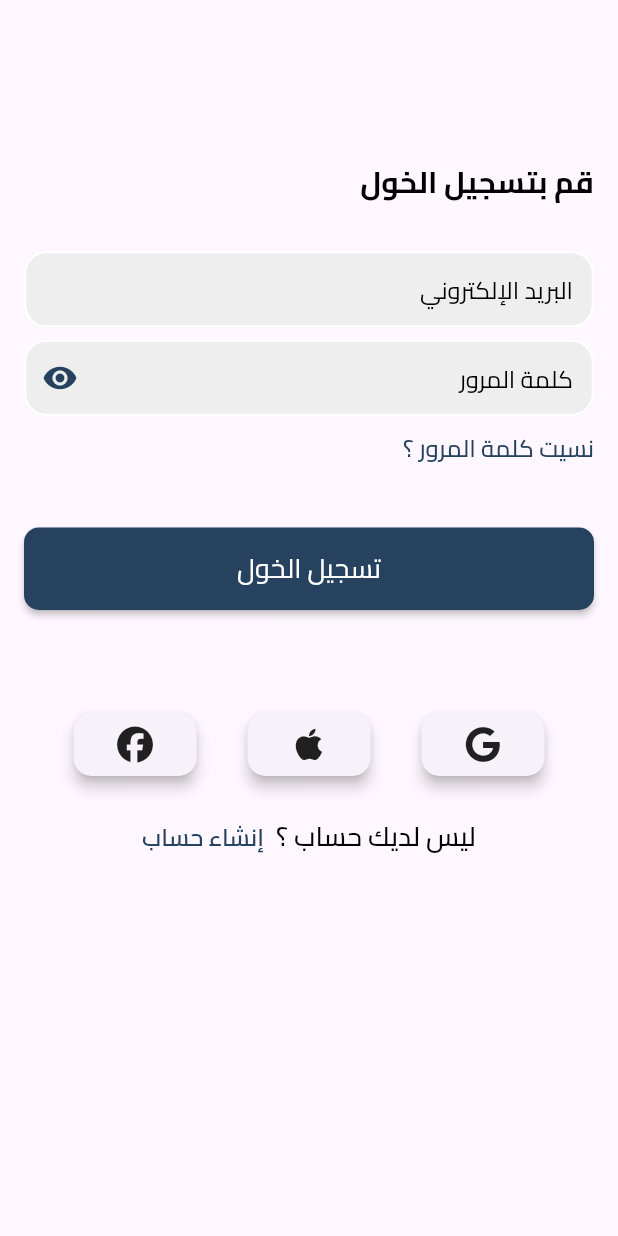
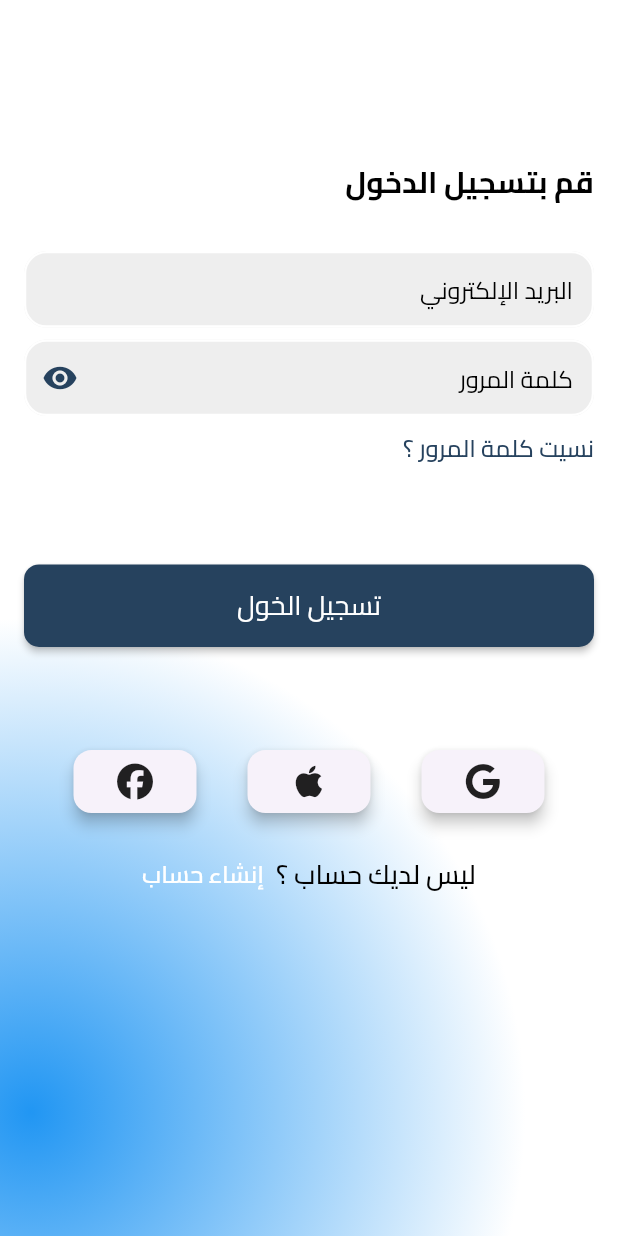
Before and after one commit to Waheed-Ashraf/Flutter-Registration-OnBoarding-UI, a Flutter app: the screen it shows after launch, after a tap on "تسجيل خول", on a phone screen of 412 x 824 dp. Run offline on Flutter 3.47's test engine with Material 3 defaults, Android fonts, the phone set to English and light mode, and no system bars; our stand-ins replace font_awesome_flutter, lottie, smooth_page_indicator.

Commit message:
adding grediant background .. done test

```diff
--- a/lib/Views/AuthFeature/login_view/login_view.dart
+++ b/lib/Views/AuthFeature/login_view/login_view.dart
@@ -7,8 +7,16 @@ class LoginView extends StatelessWidget {
 
   @override
   Widget build(BuildContext context) {
-    return const Scaffold(
-      body: LoginViewBody(),
+    return Container(
+      decoration: const BoxDecoration(
+          gradient: RadialGradient(
+              center: Alignment(-.9, .8),
+              radius: .8,
+              colors: [Colors.blue, Colors.white])),
+      child: const Scaffold(
+        backgroundColor: Colors.transparent,
+        body: LoginViewBody(),
+      ),
     );
   }
 }
--- a/lib/Views/AuthFeature/login_view/widgets/create_account_widget.dart
+++ b/lib/Views/AuthFeature/login_view/widgets/create_account_widget.dart
@@ -19,7 +19,7 @@ class CreateAccountWidget extends StatelessWidget {
             }));
           },
           child: Text('إنشاء حساب',
-              style: AppStyles.styleSemiBold16.copyWith(color: primaryColor)),
+              style: AppStyles.styleSemiBold16.copyWith(color: Colors.white)),
         ),
         const SizedBox(
           width: 8,
--- a/lib/Views/AuthFeature/login_view/widgets/login_view_body.dart
+++ b/lib/Views/AuthFeature/login_view/widgets/login_view_body.dart
@@ -23,7 +23,7 @@ class LoginViewBody extends StatelessWidget {
             Align(
               alignment: Alignment.centerRight,
               child: Text(
-                'قم بتسجيل الخول',
+                'قم بتسجيل الدخول',
                 style: AppStyles.styleBold20,
               ),
             ),
--- a/lib/Views/AuthFeature/register_view/widgets/already_have_account_widget.dart
+++ b/lib/Views/AuthFeature/register_view/widgets/already_have_account_widget.dart
@@ -19,7 +19,7 @@ class AlreadyHaveAccounrWidget extends StatelessWidget {
             }));
           },
           child: Text('سجل الدخول',
-              style: AppStyles.styleSemiBold16.copyWith(color: primaryColor)),
+              style: AppStyles.styleSemiBold16.copyWith(color: Colors.white)),
         ),
         const SizedBox(
           width: 8,
--- a/lib/Views/AuthFeature/signing_view/signing_view.dart
+++ b/lib/Views/AuthFeature/signing_view/signing_view.dart
@@ -1,4 +1,7 @@
 import 'package:flutter/material.dart';
+import 'package:flutter/rendering.dart';
+import 'package:flutter/widgets.dart';
+import 'package:worktest1/Core/utils/constent_colors.dart';
 
 import 'widgets/signing_view_body.dart';
 
@@ -7,8 +10,16 @@ class SigningView extends StatelessWidget {
 
   @override
   Widget build(BuildContext context) {
-    return const Scaffold(
-      body: SigningViewBody(),
+    return Container(
+      decoration: const BoxDecoration(
+          gradient: RadialGradient(
+              center: Alignment(-.9, .8),
+              radius: .8,
+              colors: [Colors.blue, Colors.white])),
+      child: const Scaffold(
+        backgroundColor: Colors.transparent,
+        body: SigningViewBody(),
+      ),
     );
   }
 }
--- a/lib/Views/OnBoarding/widgets/onboarding_page_three.dart
+++ b/lib/Views/OnBoarding/widgets/onboarding_page_three.dart
@@ -40,7 +40,6 @@ class GenderCardsRow extends StatefulWidget {
 }
 
 class _GenderCardsRowState extends State<GenderCardsRow> {
-  bool isMale = true;
   @override
   Widget build(BuildContext context) {
     return Padding(
@@ -126,3 +125,5 @@ class _GenderCardsRowState extends State<GenderCardsRow> {
     );
   }
 }
+
+bool isMale = true;
--- a/lib/Views/OnBoarding/widgets/women_avatar.dart
+++ b/lib/Views/OnBoarding/widgets/women_avatar.dart
@@ -88,7 +88,7 @@ class _WomenAvatarState extends State<WomenAvatar> {
                     mainAxisSpacing: 16,
                     childAspectRatio: 1.2,
                   ),
-                  itemCount: menAvatar.length,
+                  itemCount: womenAvatar.length,
                   itemBuilder: (context, index) {
                     return GestureDetector(
                         onTap: () {
--- a/lib/Views/Splash/splash_view.dart
+++ b/lib/Views/Splash/splash_view.dart
@@ -1,4 +1,5 @@
 import 'package:flutter/material.dart';
+import 'package:worktest1/Core/utils/constent_colors.dart';
 import 'package:worktest1/Views/Splash/widgets/splash_body.dart';
 
 class SplashView extends StatelessWidget {
@@ -6,8 +7,16 @@ class SplashView extends StatelessWidget {
 
   @override
   Widget build(BuildContext context) {
-    return const Scaffold(
-      body: SplashBody(),
+    return Container(
+      decoration: const BoxDecoration(gradient: LinearGradient(
+          begin: Alignment.topLeft,
+          end: Alignment.bottomRight,
+          //  stops: [.1, .5, .7, .9],
+          colors: [primaryColor, Colors.blue, primaryColor])),
+      child: const Scaffold(
+        backgroundColor: Colors.transparent,
+        body: SplashBody(),
+      ),
     );
   }
 }
--- a/lib/Views/Splash/widgets/splash_body.dart
+++ b/lib/Views/Splash/widgets/splash_body.dart
@@ -28,8 +28,7 @@ class _SplashBodyState extends State<SplashBody> {
 
   @override
   Widget build(BuildContext context) {
-    return Scaffold(
-      body: Column(
+    return Column(
       mainAxisAlignment: MainAxisAlignment.center,
       crossAxisAlignment: CrossAxisAlignment.stretch,
       children: [
@@ -48,7 +47,6 @@ class _SplashBodyState extends State<SplashBody> {
           style: AppStyles.styleBold20,
         ),
       ],
-      ),
     );
   }
 }
```
Also changed, not shown: lib/Views/AuthFeature/login_view/widgets/login_form.dart (+10 -8 lines), lib/Views/AuthFeature/register_view/register_view.dart (+10 -2 lines), lib/Views/AuthFeature/register_view/widgets/register_form.dart (+6 -4 lines), lib/Views/OnBoarding/onboarding_view.dart (+14 -6 lines). Lines whose indentation alone changed are shown as unchanged.
